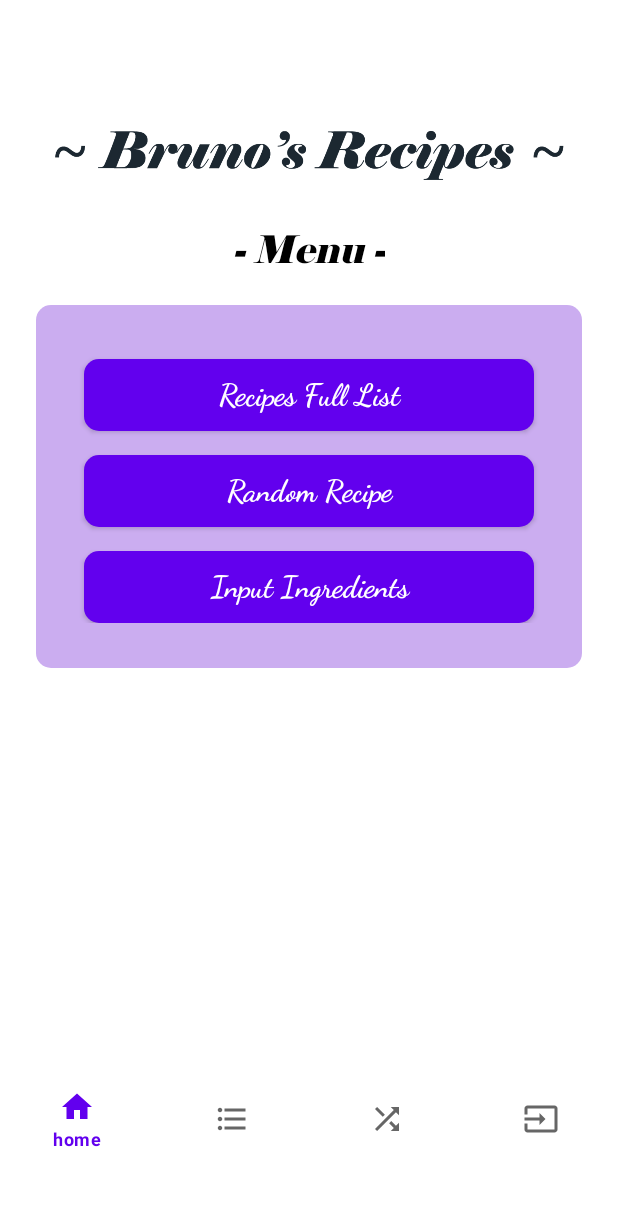
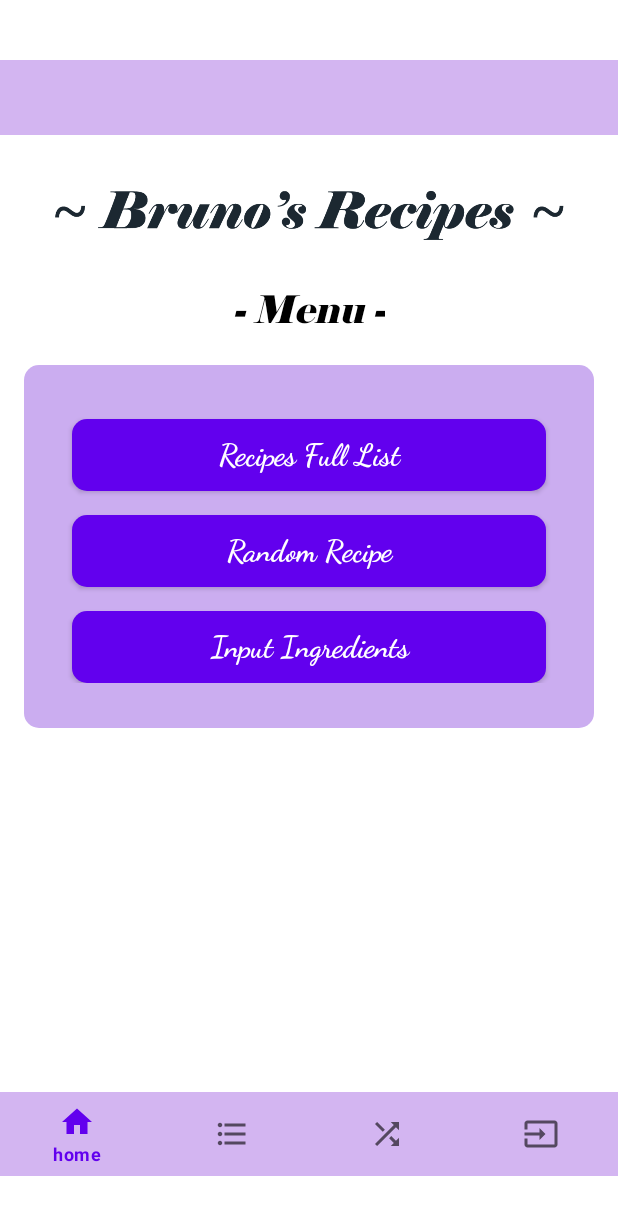
Before and after one commit to cumpatomas/BrunosRecipes, an Android app: the layout activity_main.xml on its own in the app's theme, with its tools: preview values and no code run, on a phone screen of 412 x 824 dp. Shown: the top 1215 px of the screen. Run offline under Robolectric (Android 15) with nearby library versions, the phone set to English and light mode, and no system bars.

Commit message:
top bar added / ScrollBar for recipes full list

```diff
--- a/app/src/main/res/layout/activity_main.xml
+++ b/app/src/main/res/layout/activity_main.xml
@@ -6,9 +6,19 @@
     android:layout_height="match_parent"
     tools:context=".MainActivity"
     android:id="@+id/MainLayout"
-    android:paddingTop="50dp"
-    android:paddingBottom="50dp">
+    android:paddingTop="40dp"
+    android:paddingBottom="40dp">
+    <androidx.constraintlayout.widget.ConstraintLayout
+        android:id="@+id/topBarContainer"
+        android:layout_width="0dp"
+        android:background="#D3B5F1"
+        android:layout_height="50dp"
+        app:layout_constraintTop_toTopOf="parent"
+        app:layout_constraintEnd_toEndOf="parent"
+        app:layout_constraintStart_toStartOf="parent"
+        >
 
+    </androidx.constraintlayout.widget.ConstraintLayout>
 
     <androidx.constraintlayout.widget.ConstraintLayout
         android:id="@+id/titleContainer"
@@ -17,7 +27,7 @@
 
         app:layout_constraintEnd_toEndOf="parent"
         app:layout_constraintStart_toStartOf="parent"
-        app:layout_constraintTop_toTopOf="parent">
+        app:layout_constraintTop_toBottomOf="@id/topBarContainer">
 
         <ImageView
             android:id="@+id/ivTitle"
@@ -27,35 +37,45 @@
             app:layout_constraintBottom_toBottomOf="parent"
             app:layout_constraintEnd_toEndOf="parent"
             app:layout_constraintStart_toStartOf="parent"
-            app:layout_constraintTop_toTopOf="parent"
+
             >
 
 
         </ImageView>
     </androidx.constraintlayout.widget.ConstraintLayout>
 
-    <androidx.constraintlayout.widget.ConstraintLayout
-        android:id="@+id/constraintLayout"
-        android:layout_width="0dp"
-        android:layout_height="wrap_content"
-        android:layout_marginStart="32dp"
-        android:layout_marginEnd="32dp"
-        app:layout_constraintEnd_toEndOf="parent"
-        app:layout_constraintStart_toStartOf="parent"
-        app:layout_constraintTop_toTopOf="parent">
-
-    </androidx.constraintlayout.widget.ConstraintLayout>
 
     <TextView
         android:id="@+id/tvTextContainer"
         android:layout_width="0dp"
-        android:layout_height="wrap_content"
-        android:layout_marginStart="24dp"
+        android:layout_height="0dp"
+        android:layout_marginStart="16dp"
         android:layout_marginTop="20dp"
-        android:layout_marginEnd="24dp"
+        android:layout_marginEnd="16dp"
+        android:layout_marginBottom="20dp"
         android:fontFamily="@font/elephant"
         android:padding="8sp"
         android:scrollbars="vertical"
+        android:textAlignment="center"
+        android:textColor="@color/black"
+        android:textSize="18sp"
+        android:textStyle="italic"
+        android:visibility="gone"
+        app:layout_constraintBottom_toTopOf="@id/bottomBarContainer"
+        app:layout_constraintEnd_toEndOf="parent"
+        app:layout_constraintStart_toStartOf="parent"
+        app:layout_constraintTop_toBottomOf="@+id/tvMenuTitle" />
+
+    <TextView
+        android:id="@+id/tvRandomRecipeName"
+        android:layout_width="0dp"
+        android:layout_height="wrap_content"
+        android:layout_marginStart="16dp"
+        android:layout_marginTop="20dp"
+        android:layout_marginEnd="16dp"
+        android:background="@drawable/menu_background"
+        android:fontFamily="@font/elephant"
+        android:padding="8sp"
         android:textAlignment="center"
         android:textColor="@color/black"
         android:textSize="18sp"
@@ -70,8 +90,8 @@
         android:layout_width="0dp"
         android:layout_height="wrap_content"
         android:layout_marginVertical="20dp"
-        android:layout_marginStart="24dp"
-        android:layout_marginEnd="24dp"
+        android:layout_marginStart="16dp"
+        android:layout_marginEnd="16dp"
         android:background="@drawable/menu_background"
         android:paddingTop="10dp"
         android:paddingBottom="30dp"
@@ -145,7 +165,6 @@
         android:textColor="@color/black"
         android:textSize="25sp"
         android:textStyle="italic"
-        app:layout_constraintBottom_toTopOf="@id/menuContainer"
         app:layout_constraintEnd_toEndOf="parent"
         app:layout_constraintStart_toStartOf="parent"
         android:layout_marginBottom="50dp"
@@ -155,9 +174,10 @@
     </TextView>
 
 
+    <LinearLayout
+        android:id="@+id/bottomBarContainer"
+        android:layout_width="0dp"
 
-    <LinearLayout
-        android:layout_width="0dp"
         android:layout_height="wrap_content"
         app:layout_constraintBottom_toBottomOf="parent"
         app:layout_constraintEnd_toEndOf="parent"
@@ -168,7 +188,8 @@
             android:id="@+id/bottom_navigation"
             android:layout_width="match_parent"
             android:layout_height="wrap_content"
-            app:menu="@menu/bottom_navigation_menu" />
+            android:background="#D3B5F1"
+           app:menu="@menu/bottom_navigation_menu" />
 
     </LinearLayout>
 
```
